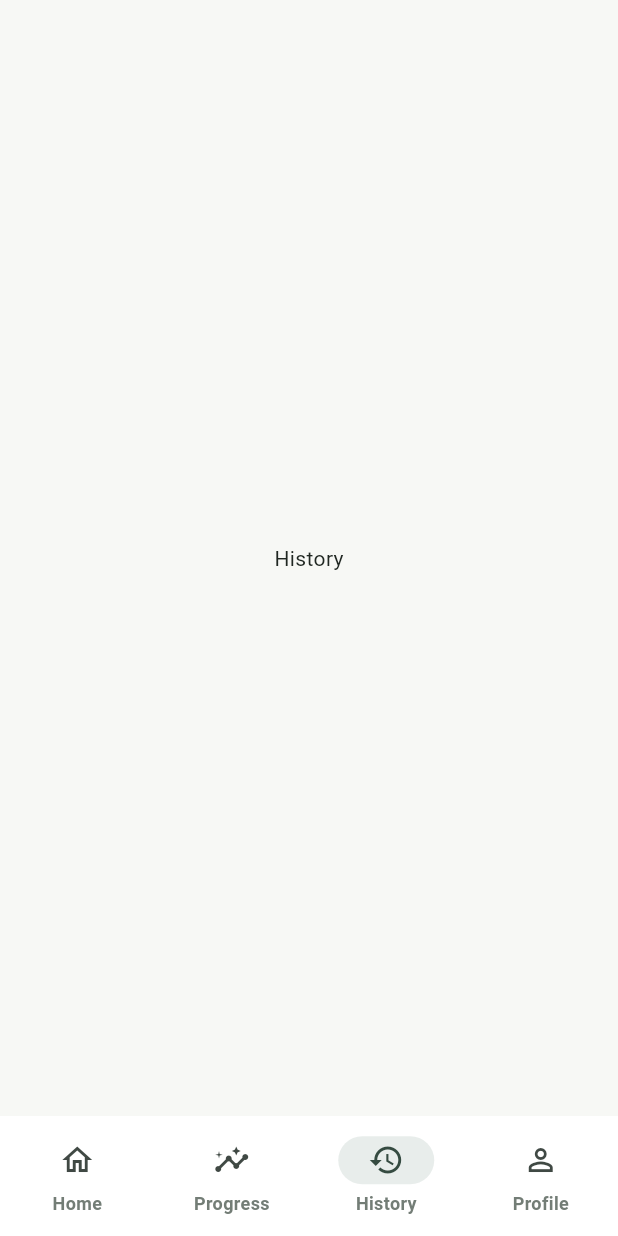
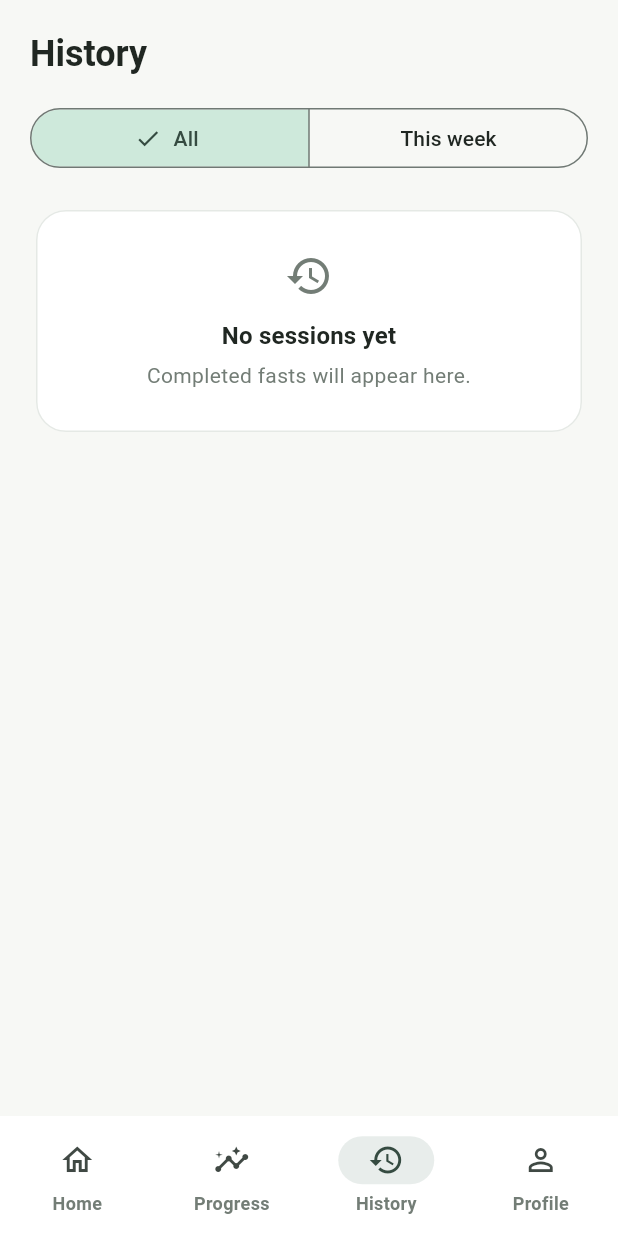
Before and after one commit to MuhammadHideaki-Isd/Fastise, a Flutter app: the screen it shows after launch, item 3 of the bottom bar chosen, on a phone screen of 412 x 824 dp. Run offline on Flutter 3.47's test engine with Material 3 defaults, Android fonts, the phone set to English and light mode, and no system bars; our stand-ins replace shared_preferences.

Commit message:
Task 9: history screen and recent activity

```diff
--- /dev/null
+++ b/lib/features/fasting/domain/fasting_stats.dart
@@ -0,0 +1,16 @@
+import 'fasting_session.dart';
+
+/// Monday 00:00 of the week containing [now] (local time).
+DateTime startOfWeek(DateTime now) {
+  final day = DateTime(now.year, now.month, now.day);
+  return day.subtract(Duration(days: day.weekday - DateTime.monday));
+}
+
+/// Sessions that started on or after [since]. Input order is kept.
+List<FastingSession> sessionsSince(
+  List<FastingSession> sessions,
+  DateTime since,
+) => [
+  for (final s in sessions)
+    if (!s.startAt.isBefore(since)) s,
+];
--- a/lib/features/history/presentation/history_screen.dart
+++ b/lib/features/history/presentation/history_screen.dart
@@ -1,10 +1,82 @@
 import 'package:flutter/material.dart';
 
-class HistoryScreen extends StatelessWidget {
+import '../../../app/theme/app_colors.dart';
+import '../../../shared/utils/formatters.dart';
+import '../../../shared/widgets/empty_state.dart';
+import '../../fasting/application/fasting_scope.dart';
+import '../../fasting/domain/fasting_stats.dart';
+import '../../fasting/presentation/session_history_tile.dart';
+
+enum _Range { all, week }
+
+class HistoryScreen extends StatefulWidget {
   const HistoryScreen({super.key});
 
   @override
+  State<HistoryScreen> createState() => _HistoryScreenState();
+}
+
+class _HistoryScreenState extends State<HistoryScreen> {
+  _Range _range = _Range.all;
+
+  @override
   Widget build(BuildContext context) {
-    return const Center(child: Text('History'));
+    final controller = FastingScope.of(context);
+    final theme = Theme.of(context);
+    final all = controller.sessions; // newest first
+    final sessions = _range == _Range.week
+        ? sessionsSince(all, startOfWeek(controller.now()))
+        : all;
+
+    return SafeArea(
+      child: ListView(
+        padding: const EdgeInsets.fromLTRB(20, 20, 20, 32),
+        children: [
+          Text(
+            'History',
+            style: theme.textTheme.headlineSmall?.copyWith(
+              fontWeight: FontWeight.w700,
+            ),
+          ),
+          const SizedBox(height: 16),
+          SegmentedButton<_Range>(
+            segments: const [
+              ButtonSegment(value: _Range.all, label: Text('All')),
+              ButtonSegment(value: _Range.week, label: Text('This week')),
+            ],
+            selected: {_range},
+            onSelectionChanged: (s) => setState(() => _range = s.first),
+          ),
+          const SizedBox(height: 20),
+          if (sessions.isEmpty)
+            EmptyState(
+              icon: Icons.history,
+              title: all.isEmpty ? 'No sessions yet' : 'No sessions this week',
+              message: all.isEmpty
+                  ? 'Completed fasts will appear here.'
+                  : 'Switch to All to see earlier sessions.',
+            )
+          else
+            for (var i = 0; i < sessions.length; i++) ...[
+              if (i == 0 ||
+                  !isSameDay(sessions[i].startAt, sessions[i - 1].startAt)) ...[
+                if (i != 0) const SizedBox(height: 12),
+                Padding(
+                  padding: const EdgeInsets.only(bottom: 8),
+                  child: Text(
+                    formatDate(sessions[i].startAt, full: true),
+                    style: theme.textTheme.labelLarge?.copyWith(
+                      color: AppColors.textSecondary,
+                      fontWeight: FontWeight.w700,
+                    ),
+                  ),
+                ),
+              ],
+              SessionHistoryTile(session: sessions[i]),
+              const SizedBox(height: 8),
+            ],
+        ],
+      ),
+    );
   }
 }
```
Also changed, not shown: lib/features/fasting/presentation/session_details.dart (+29 -0 lines), lib/features/fasting/presentation/session_history_tile.dart (added, +55 -0 lines), lib/features/home/presentation/home_screen.dart (+15 -6 lines), 1 other file.
